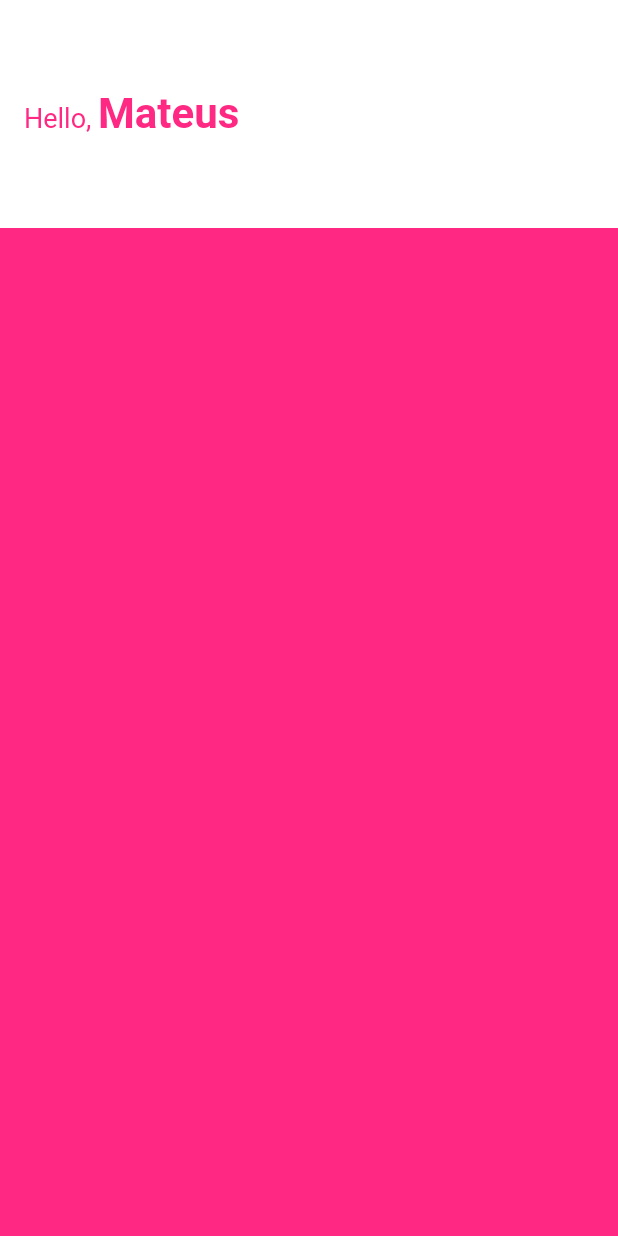
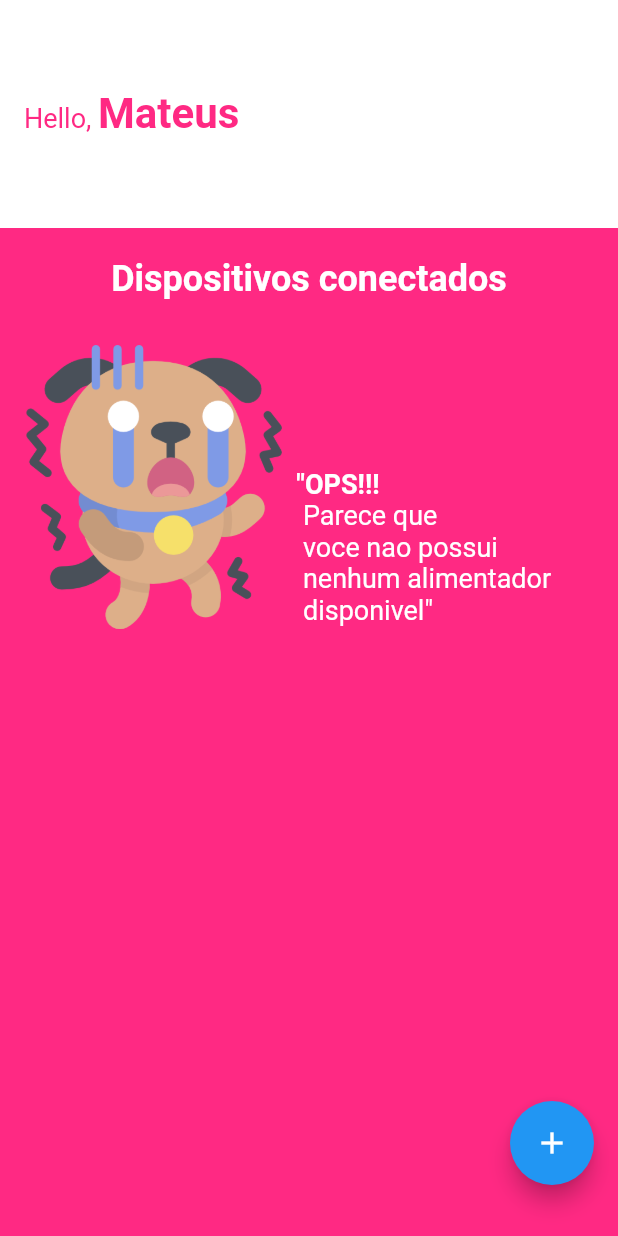
Before and after one commit to MateusLim4/PetEat, a Flutter app: the HomePage screen opened by its route, on a phone screen of 412 x 824 dp. Run offline on Flutter 3.47's test engine with Material 2 defaults, Android fonts, the phone set to English and light mode, and no system bars; our stand-ins replace firebase_core, google_fonts, google_sign_in, shared_preferences; missing offline and left inert: firebase_core_web, google_sign_in_web, shared_preferences_web; accounts and stored records are empty; Roboto replaces fonts that are missing (Sunflower).

Commit message:
HomePage

```diff
--- a/peteat/lib/modules/Login/login_page.dart
+++ b/peteat/lib/modules/Login/login_page.dart
@@ -1,6 +1,6 @@
 import 'package:flutter/material.dart';
-import 'package:peteat/share/app_colors.dart';
-import 'package:peteat/share/app_text_style.dart';
+import 'package:peteat/share/presets/app_colors.dart';
+import 'package:peteat/share/presets/app_text_style.dart';
 import 'package:peteat/share/widgets/social_button.dart';
 
 import 'login_controller.dart';
--- a/peteat/lib/modules/home/home_page.dart
+++ b/peteat/lib/modules/home/home_page.dart
@@ -1,10 +1,20 @@
 import 'package:flutter/material.dart';
-import 'package:peteat/share/app_colors.dart';
-import 'package:peteat/share/app_text_style.dart';
+import 'package:peteat/share/presets/app_colors.dart';
+import 'package:peteat/share/presets/app_text_style.dart';
 
-class HomePage extends StatelessWidget {
+import '../../share/widgets/home_page_modal.dart';
+
+class HomePage extends StatefulWidget {
+  const HomePage({Key? key}) : super(key: key);
+
+  @override
+  State<HomePage> createState() => _HomePageState();
+}
+
+class _HomePageState extends State<HomePage> {
   @override
   Widget build(BuildContext context) {
+    final size = MediaQuery.of(context).size;
     return Scaffold(
         appBar: PreferredSize(
           preferredSize: Size.fromHeight(152),
@@ -30,7 +40,51 @@ class HomePage extends StatelessWidget {
           ),
         ),
         backgroundColor: AppColors.primary,
-      body: Container(),
-    );
+        body: Column(
+          children: [
+            Padding(
+              padding: const EdgeInsets.only(top: 20.0),
+              child: Container(
+                child: Text('Dispositivos conectados',
+                    style: TextStyles.titleHomeThin),
+              ),
+            ),
+            Padding(
+              padding: const EdgeInsets.only(top: 30, left: 8, right: 8),
+              child: Container(
+                width: size.width,
+                child: Row(
+                  children: [
+                    Image.asset(
+                      'assets/images/saddog.png',
+                      height: size.height * 0.23,
+                    ),
+                    Padding(
+                      padding: const EdgeInsets.only(top: 80),
+                      child: Text.rich(TextSpan(
+                          text: '"OPS!!!',
+                          style: TextStyles.textWhiteBold,
+                          children: [
+                            TextSpan(
+                              text:
+                                  ' \n Parece que \n voce nao possui\n nenhum alimentador \n disponivel"',
+                              style: TextStyles.textWhite,
+                            )
+                          ])),
+                    )
+                  ],
+                ),
+              ),
+            )
+          ],
+        ),
+        floatingActionButton: Padding(
+            padding: const EdgeInsets.only(bottom: 18.0),
+            child: ModalHomeWidget()
+            // label: const Text('Novo Alimentador',
+            //     style: TextStyle(fontWeight: FontWeight.bold)),
+            // icon: const Icon(Icons.add),
+            // backgroundColor: AppColors.secondary,
+            ));
   }
 }
--- /dev/null
+++ b/peteat/lib/share/presets/app_colors.dart
@@ -0,0 +1,13 @@
+import 'package:flutter/material.dart';
+
+class AppColors {
+  static final primary = Color(0xFFFF2983);
+  static final secondary = Color(0xFF00AEE0);
+  static final buttonRed = Color(0xFFE23E3E);
+  static final textColor = Color(0xFF272424);
+  static final titleWhite = Color(0xFFFFFFFF);
+  static final lightGreen = Color(0x3EE24E);
+  static final stroke = Color(0xFFE3E3E6);
+  static const shape = Color(0xFFFAFAFC);
+  static const grey = Color(0xFF585666);
+}
--- /dev/null
+++ b/peteat/lib/share/presets/app_text_style.dart
@@ -0,0 +1,52 @@
+import 'package:flutter/material.dart';
+import 'package:google_fonts/google_fonts.dart';
+
+import 'app_colors.dart';
+
+class TextStyles {
+  static final titleHome = GoogleFonts.fredokaOne(
+    fontSize: 62,
+    fontWeight: FontWeight.normal,
+    color: AppColors.titleWhite,
+  );
+  static final buttonGray = GoogleFonts.inter(
+    fontSize: 15,
+    fontWeight: FontWeight.w400,
+    color: AppColors.grey,
+  );
+  static final pinkTitle = GoogleFonts.sunflower(
+    fontSize: 28,
+    fontWeight: FontWeight.bold,
+    color: AppColors.primary,
+  );
+  static final pinkTitleThin = GoogleFonts.sunflower(
+    fontSize: 18,
+    fontWeight: FontWeight.normal,
+    color: AppColors.primary,
+  );
+  static final titleHomeThin = GoogleFonts.sunflower(
+    fontSize: 24,
+    fontWeight: FontWeight.bold,
+    color: AppColors.titleWhite,
+  );
+  static final textWhite = GoogleFonts.sunflower(
+    fontSize: 18,
+    fontWeight: FontWeight.normal,
+    color: AppColors.titleWhite,
+  );
+  static final textWhiteBold = GoogleFonts.sunflower(
+    fontSize: 18,
+    fontWeight: FontWeight.bold,
+    color: AppColors.titleWhite,
+  );
+  static final textBlackBold = GoogleFonts.sunflower(
+    fontSize: 27,
+    fontWeight: FontWeight.bold,
+    color: AppColors.textColor,
+  );
+  static final textBlackLight = GoogleFonts.sunflower(
+    fontSize: 14,
+    fontWeight: FontWeight.normal,
+    color: AppColors.textColor,
+  );
+}
--- a/peteat/lib/share/widgets/social_button.dart
+++ b/peteat/lib/share/widgets/social_button.dart
@@ -1,7 +1,7 @@
 import 'package:flutter/material.dart';
 
-import '../app_colors.dart';
-import '../app_text_style.dart';
+import '../presets/app_colors.dart';
+import '../presets/app_text_style.dart';
 
 class SocialLoginButton extends StatelessWidget {
   final VoidCallback onTap;
```
Also changed, not shown: peteat/lib/modules/splash/splash_page.dart (+4 -4 lines), peteat/lib/share/widgets/home_page_modal.dart (added, +63 -0 lines), peteat/assets/images/saddog.png (added). Lines whose indentation alone changed are shown as unchanged.
